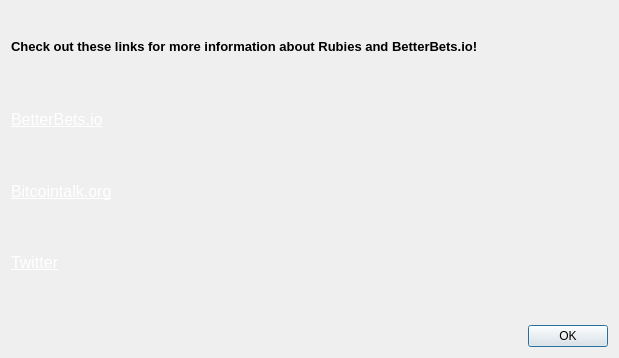
The window that src/qt/forms/linksdialog.ui (uniibu/rubies-core-dev) describes before a commit, drawn with Qt 5.
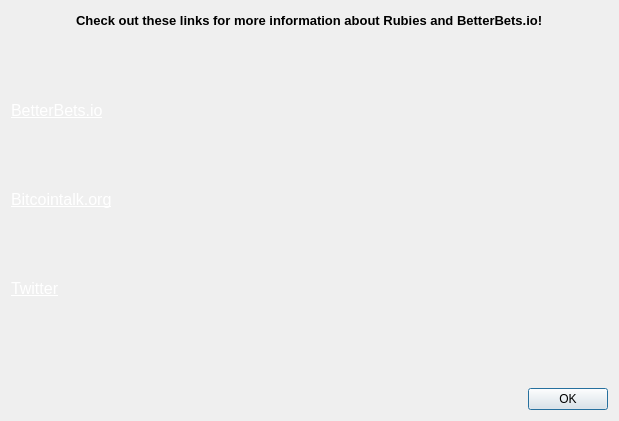
The same window after the commit. Icons and pictures are not drawn.

Patch:
```diff
--- a/src/qt/forms/linksdialog.ui
+++ b/src/qt/forms/linksdialog.ui
@@ -7,7 +7,7 @@
     <x>0</x>
     <y>0</y>
     <width>619</width>
-    <height>358</height>
+    <height>421</height>
    </rect>
   </property>
   <property name="windowTitle">
@@ -235,24 +235,21 @@
   <layout class="QHBoxLayout" name="horizontalLayout_2">
    <item>
     <layout class="QVBoxLayout" name="verticalLayout_2">
-     <item>
-      <spacer name="verticalSpacer_2">
-       <property name="orientation">
-        <enum>Qt::Vertical</enum>
-       </property>
-       <property name="sizeType">
-        <enum>QSizePolicy::Fixed</enum>
-       </property>
-       <property name="sizeHint" stdset="0">
-        <size>
-         <width>20</width>
-         <height>26</height>
-        </size>
-       </property>
-      </spacer>
-     </item>
      <item>
       <layout class="QHBoxLayout" name="horizontalLayout">
+       <item>
+        <spacer name="horizontalSpacer_2">
+         <property name="orientation">
+          <enum>Qt::Horizontal</enum>
+         </property>
+         <property name="sizeHint" stdset="0">
+          <size>
+           <width>40</width>
+           <height>20</height>
+          </size>
+         </property>
+        </spacer>
+       </item>
        <item>
         <widget class="QLabel" name="label">
          <property name="cursor">
@@ -384,6 +381,13 @@
        </property>
       </spacer>
      </item>
+     <item>
+      <widget class="QLabel" name="label_2">
+       <property name="text">
+        <string>&lt;html&gt;&lt;head/&gt;&lt;body&gt;&lt;p&gt;&lt;a href=&quot;https://betterbets.io&quot;&gt;&lt;img src=&quot;http://rbies.org/img/Web/Menu/betterbets.png&quot; height=&quot;40px&quot; width=&quot;132px&quot;/&gt;&lt;/a&gt;&lt;/body&gt;&lt;/html&gt;</string>
+       </property>
+      </widget>
+     </item>
      <item>
       <widget class="QDialogButtonBox" name="buttonBox">
        <property name="orientation">
```
